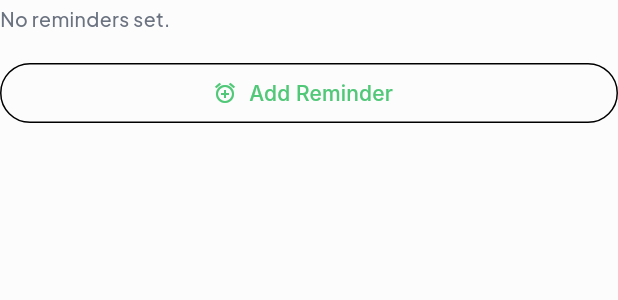
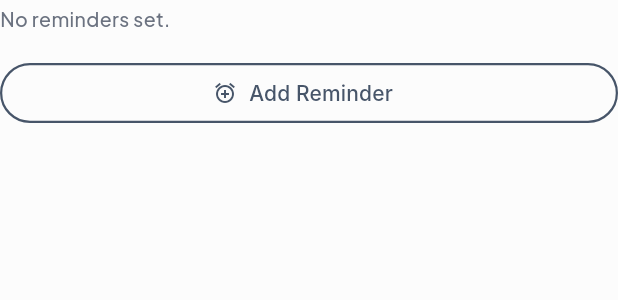
Before and after one commit to Drogalion01/Resume-Pilot-, a Flutter app: the RemindersWidget widget shown alone on an empty page, opened directly with empty values, on a phone screen of 412 x 824 dp. Shown: the top 300 px of the screen. Run offline on Flutter 3.47's test engine with Material 3 defaults, Android fonts, the phone set to English and light mode, and no system bars; our stand-ins replace dio, file_picker, flutter_riverpod, flutter_secure_storage, freezed_annotation, go_router and 3 more; missing offline and left inert: dio_cache_interceptor, dio_cache_interceptor_file_store; accounts and stored records are empty; Roboto replaces fonts that are missing (Inter).

Commit message:
Kichu ekta hocche

```diff
--- a/flutter_app/lib/features/applications/widgets/reminders_widget.dart
+++ b/flutter_app/lib/features/applications/widgets/reminders_widget.dart
@@ -50,6 +50,11 @@ class RemindersWidget extends ConsumerWidget {
           label: const Text('Add Reminder'),
           style: OutlinedButton.styleFrom(
             minimumSize: const Size.fromHeight(40),
+            side: BorderSide(
+              color: colors.primary,
+              width: 1.5,
+            ),
+            foregroundColor: colors.primary,
           ),
         ),
       ],
```
Also changed, not shown: flutter_app/lib/core/theme/app_theme.dart (+38 -0 lines).
